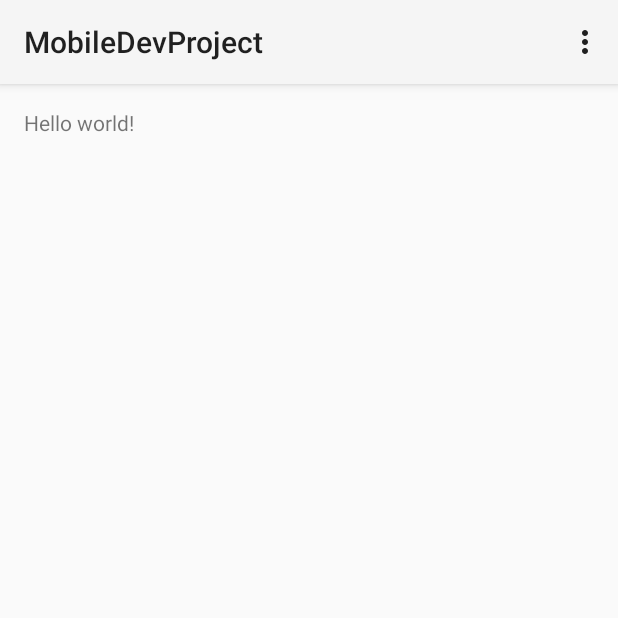
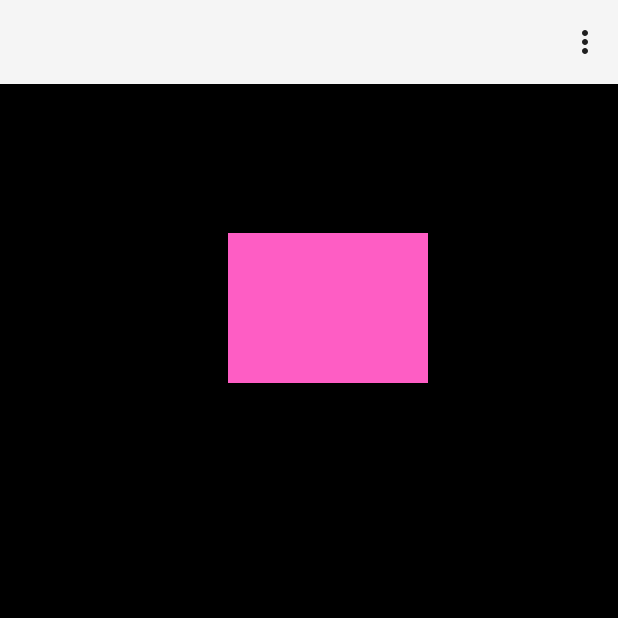
Before and after one commit to ManicDX/MobileDevProject, an Android app: the screen it shows after launch (MainActivity), on a phone screen of 412 x 824 dp, the top half of it. Run offline under Robolectric (Android 15) with nearby library versions, the phone set to English and light mode, and no system bars.

Commit message:
Messing With Animating Backgrounds
-Have a box moving and changing colour

```diff
--- a/app/src/main/AndroidManifest.xml
+++ b/app/src/main/AndroidManifest.xml
@@ -9,7 +9,7 @@
         android:theme="@style/AppTheme" >
         <activity
             android:name=".MainActivity"
-            android:label="@string/app_name" >
+            android:label="" >
             <intent-filter>
                 <action android:name="android.intent.action.MAIN" />
 
--- /dev/null
+++ b/app/src/main/java/com/example/m100266177/mobiledevproject/AnimatedBackground.java
@@ -0,0 +1,96 @@
+package com.example.m100266177.mobiledevproject;
+
+import android.content.Context;
+import android.graphics.Canvas;
+import android.graphics.Paint;
+import android.graphics.RectF;
+import android.os.Handler;
+import android.util.AttributeSet;
+import android.view.View;
+
+import java.util.Random;
+import java.util.Vector;
+
+
+/**
+ * Created by 100266177 on 25/11/2015.
+ */
+public class AnimatedBackground extends View {
+
+    private int[] RGBcolour = {250, 100, 100};
+
+    private int SPEED = 30;
+
+    private Handler handler;
+    private Random rand;
+    private float dt = 0.0f;
+
+    public AnimatedBackground(Context context) {
+        super(context);
+        init();
+    }
+
+    public AnimatedBackground(Context context, AttributeSet attribs) {
+        super(context, attribs);
+        init();
+    }
+
+    private void init(){
+        handler = new Handler();
+        rand    = new Random();
+    }
+
+
+    private Runnable animationThread = new Runnable() {
+
+        @Override
+        public void run() {
+            // redraw
+            invalidate();
+        }
+    };
+
+    public void setColour(int R, int G, int B) {
+        RGBcolour[0] = R;
+        RGBcolour[1] = G;
+        RGBcolour[2] = B;
+    }
+
+    public int tempLerp(int p0, int p1){
+        float step1 = (float)p0 * (1 - dt);
+        float step2 = (float)p1 * dt;
+        return (int)(step1 + step2);
+    }
+
+    // draw a rectangle outline
+    int top = 100, left = 200, width = 200, height = 150;
+    int top2 = 800, left2 = 600;
+
+    @Override
+    protected void onDraw(Canvas canvas) {
+        canvas.drawRGB(0, 0, 0);
+
+
+        //rand.nextInt(255)
+        Paint paint = new Paint();
+        paint.setARGB(255, rand.nextInt(255), rand.nextInt(255), rand.nextInt(255));
+        paint.setStyle(Paint.Style.FILL); // outlines only
+
+        int top_n = tempLerp(top, top2);
+        int left_n = tempLerp(left, left2);
+        RectF bounds = new RectF(left_n, top_n, left_n+width, top_n+height);
+        canvas.drawRect(bounds, paint);
+
+        //TODO, draw background Rect
+
+        //TODO update particle positions
+
+        //TODO, draw particles loop
+
+        dt += 0.01f;
+        if(dt > 1.0f)
+            dt = 0.0f;
+
+        handler.postDelayed(animationThread, SPEED);
+    }
+}
--- a/app/src/main/java/com/example/m100266177/mobiledevproject/MainActivity.java
+++ b/app/src/main/java/com/example/m100266177/mobiledevproject/MainActivity.java
@@ -1,6 +1,7 @@
 package com.example.m100266177.mobiledevproject;
 
 import android.app.Activity;
+import android.content.Context;
 import android.os.Bundle;
 import android.view.Menu;
 import android.view.MenuItem;
@@ -11,6 +12,10 @@ public class MainActivity extends Activity {
     protected void onCreate(Bundle savedInstanceState) {
         super.onCreate(savedInstanceState);
         setContentView(R.layout.activity_main);
+
+        AnimatedBackground animatedBackground = new AnimatedBackground(this);
+        animatedBackground.setColour(250,100,100);
+        animatedBackground.invalidate();
     }
 
     @Override
--- /dev/null
+++ b/app/src/main/java/com/example/m100266177/mobiledevproject/Particle.java
@@ -0,0 +1,13 @@
+package com.example.m100266177.mobiledevproject;
+
+/**
+ * Created by 100266177 on 25/11/2015.
+ */
+public class Particle {
+    int life;
+    int ageOffset;
+    int x, y;       //position
+    int v_x, v_y;   //velocity
+    int R,G,B  ;    //colour
+    int size;
+}
--- /dev/null
+++ b/app/src/main/java/com/example/m100266177/mobiledevproject/ParticleManager.java
@@ -0,0 +1,7 @@
+package com.example.m100266177.mobiledevproject;
+
+/**
+ * Created by 100266177 on 25/11/2015.
+ */
+public class ParticleManager {
+}
--- a/app/src/main/res/layout/activity_main.xml
+++ b/app/src/main/res/layout/activity_main.xml
@@ -1,11 +1,11 @@
 <RelativeLayout xmlns:android="http://schemas.android.com/apk/res/android"
     xmlns:tools="http://schemas.android.com/tools" android:layout_width="match_parent"
-    android:layout_height="match_parent" android:paddingLeft="@dimen/activity_horizontal_margin"
-    android:paddingRight="@dimen/activity_horizontal_margin"
-    android:paddingTop="@dimen/activity_vertical_margin"
-    android:paddingBottom="@dimen/activity_vertical_margin" tools:context=".MainActivity">
+    android:layout_height="match_parent">
 
-    <TextView android:text="@string/hello_world" android:layout_width="wrap_content"
+
+    <com.example.m100266177.mobiledevproject.AnimatedBackground
+        android:id="@+id/canvas"
+        android:layout_width="wrap_content"
         android:layout_height="wrap_content" />
 
 </RelativeLayout>
```
Also changed, not shown: 1 other file.
